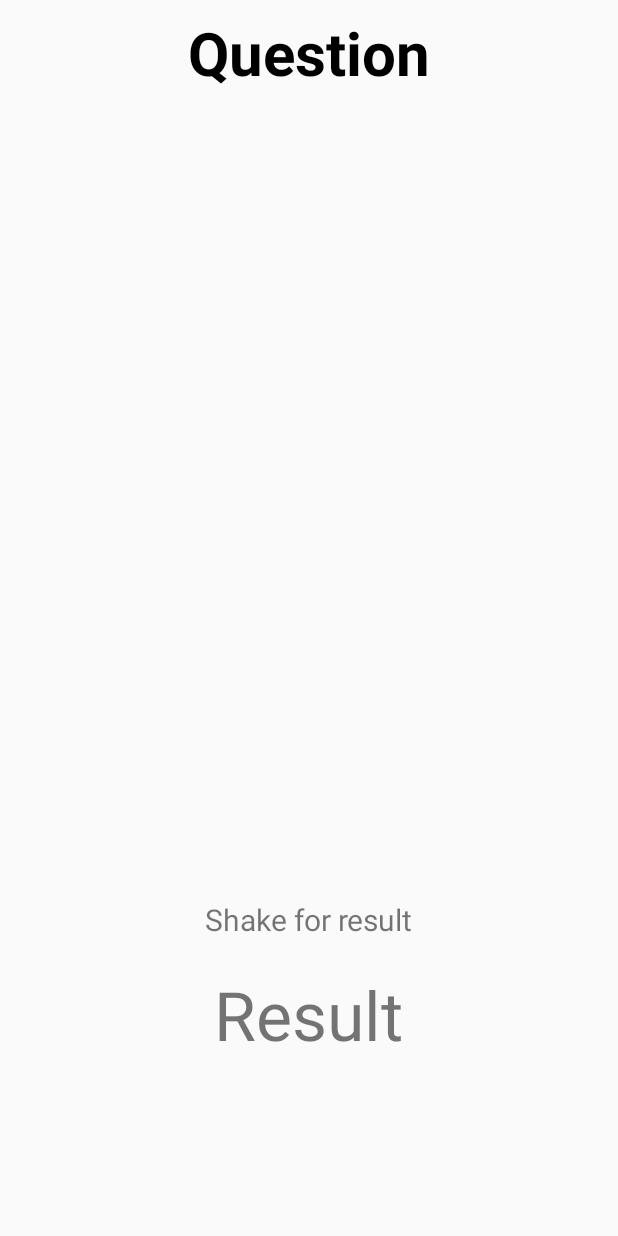
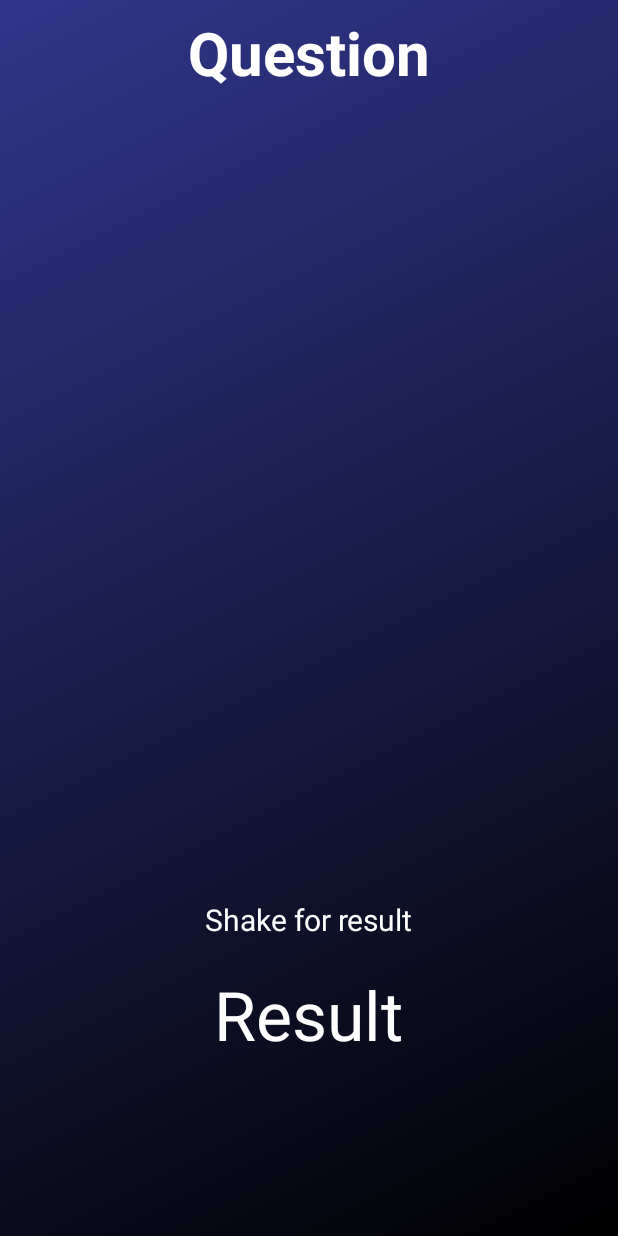
Before and after one commit to katetrahan/SpiritGuide, an Android app: the layout activity_solutions.xml on its own in the app's theme, with its tools: preview values and no code run, on a phone screen of 412 x 824 dp. Run offline under Robolectric (Android 15) with nearby library versions, the light colour scheme and no system bars.

Commit message:
add motion gradient to both activites and increase duration

```diff
--- a/app/src/main/java/com/example/guest/spiritguide/ui/MainActivity.java
+++ b/app/src/main/java/com/example/guest/spiritguide/ui/MainActivity.java
@@ -70,8 +70,8 @@ public class MainActivity extends AppCompatActivity implements View.OnClickListe
         container = (RelativeLayout) findViewById(R.id.container);
 
         anim = (AnimationDrawable) container.getBackground();
-        anim.setEnterFadeDuration(3000);
-        anim.setExitFadeDuration(2000);
+        anim.setEnterFadeDuration(1000);
+        anim.setExitFadeDuration(1000);
 
 
 
--- a/app/src/main/res/drawable/fortuneteller.xml
+++ b/app/src/main/res/drawable/fortuneteller.xml
@@ -1,7 +1,7 @@
 <?xml version="1.0" encoding="utf-8"?>
 <shape xmlns:android="http://schemas.android.com/apk/res/android">
     <gradient
-        android:startColor="#00208b"
-        android:endColor="#ab67f4"
+        android:startColor="#7594fd"
+        android:endColor="#1d003d"
         android:angle="135"/>
 </shape>
--- a/app/src/main/res/drawable/ireland.xml
+++ b/app/src/main/res/drawable/ireland.xml
@@ -1,7 +1,7 @@
 <?xml version="1.0" encoding="utf-8"?>
 <shape xmlns:android="http://schemas.android.com/apk/res/android">
     <gradient
-        android:startColor="#6190E8"
-        android:endColor="#be7bf9"
+        android:startColor="#002e06"
+        android:endColor="#90cf8d"
         android:angle="45"/>
 </shape>
--- a/app/src/main/res/drawable/missoula.xml
+++ b/app/src/main/res/drawable/magic.xml
@@ -1,7 +1,7 @@
 <?xml version="1.0" encoding="utf-8"?>
 <shape xmlns:android="http://schemas.android.com/apk/res/android">
     <gradient
-        android:startColor="#34e89e"
-        android:endColor="#0f3443"
-        android:angle="90"/>
+        android:startColor="#000000"
+        android:endColor="#30368b"
+        android:angle="135"/>
 </shape>
--- /dev/null
+++ b/app/src/main/res/drawable/pizza.xml
@@ -0,0 +1,7 @@
+<?xml version="1.0" encoding="utf-8"?>
+<shape xmlns:android="http://schemas.android.com/apk/res/android">
+    <gradient
+        android:startColor="#224b3b"
+        android:endColor="#aff984"
+        android:angle="135"/>
+</shape>
--- /dev/null
+++ b/app/src/main/res/drawable/solutions_animation_list.xml
@@ -0,0 +1,13 @@
+<?xml version="1.0" encoding="utf-8"?>
+<animation-list xmlns:android="http://schemas.android.com/apk/res/android">
+    <item
+        android:drawable="@drawable/magic"
+        android:duration="10000" />
+    <item
+        android:drawable="@drawable/pizza"
+        android:duration="10000" />
+    <item
+        android:drawable="@drawable/wildhogs"
+        android:duration="10000" />
+
+</animation-list>
--- /dev/null
+++ b/app/src/main/res/drawable/wildhogs.xml
@@ -0,0 +1,7 @@
+<?xml version="1.0" encoding="utf-8"?>
+<shape xmlns:android="http://schemas.android.com/apk/res/android">
+    <gradient
+        android:startColor="#40afff"
+        android:endColor="#000546"
+        android:angle="135"/>
+</shape>
--- a/app/src/main/res/layout/activity_solutions.xml
+++ b/app/src/main/res/layout/activity_solutions.xml
@@ -4,6 +4,8 @@
     xmlns:tools="http://schemas.android.com/tools"
     android:layout_width="match_parent"
     android:layout_height="match_parent"
+    android:id="@+id/solutionsContainer"
+    android:background="@drawable/solutions_animation_list"
     tools:context="com.example.guest.spiritguide.ui.SolutionsActivity">
 
     <TextView
@@ -14,7 +16,7 @@
         android:layout_centerHorizontal="true"
         android:layout_marginTop="8dp"
         android:text="Question"
-        android:textColor="@color/colorBackground"
+        android:textColor="@color/colorTextIcons"
         android:textSize="40sp"
         android:textStyle="bold"
         android:layout_above="@+id/shakePhoneTextView"/>
@@ -27,6 +29,7 @@
         android:layout_centerHorizontal="true"
         android:layout_marginBottom="197dp"
         android:text="Shake for result"
+        android:textColor="@color/colorTextIcons"
         android:textSize="20sp"
         android:layout_above="@+id/resultTextView"/>
 
@@ -34,6 +37,7 @@
         android:id="@+id/resultTextView"
         android:layout_width="wrap_content"
         android:layout_height="wrap_content"
+        android:textColor="@color/colorTextIcons"
         android:layout_alignParentBottom="true"
         android:layout_centerHorizontal="true"
         android:layout_marginBottom="117dp"
```
Also changed, not shown: app/src/main/java/com/example/guest/spiritguide/ui/SolutionsActivity.java (+26 -0 lines), app/src/main/res/drawable/animation_list.xml (+4 -4 lines).
